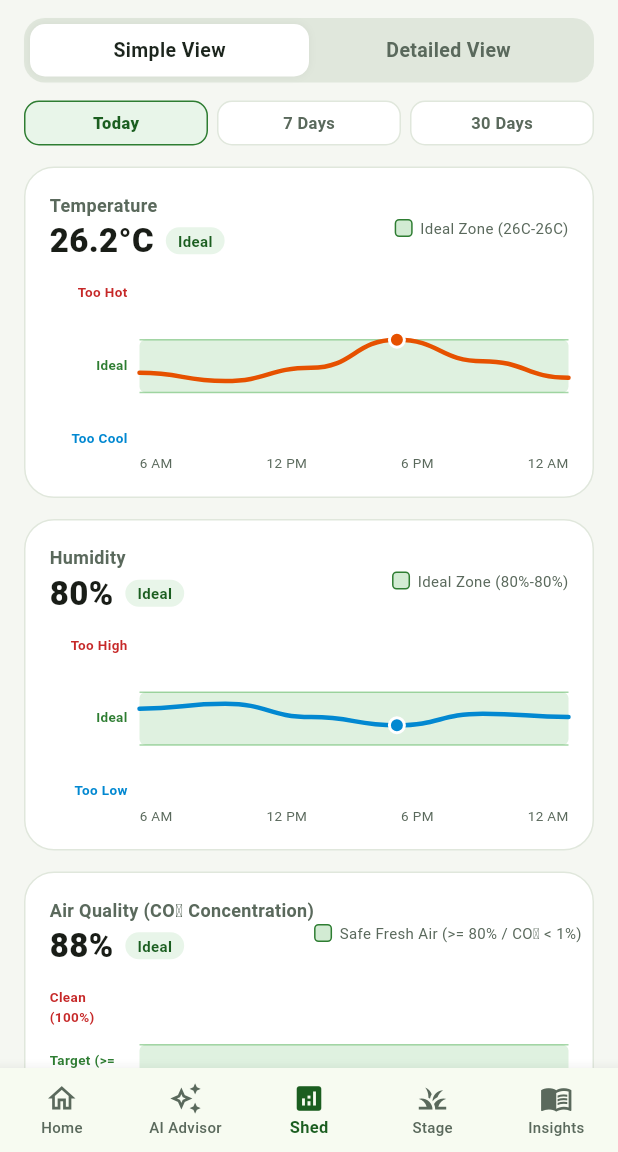
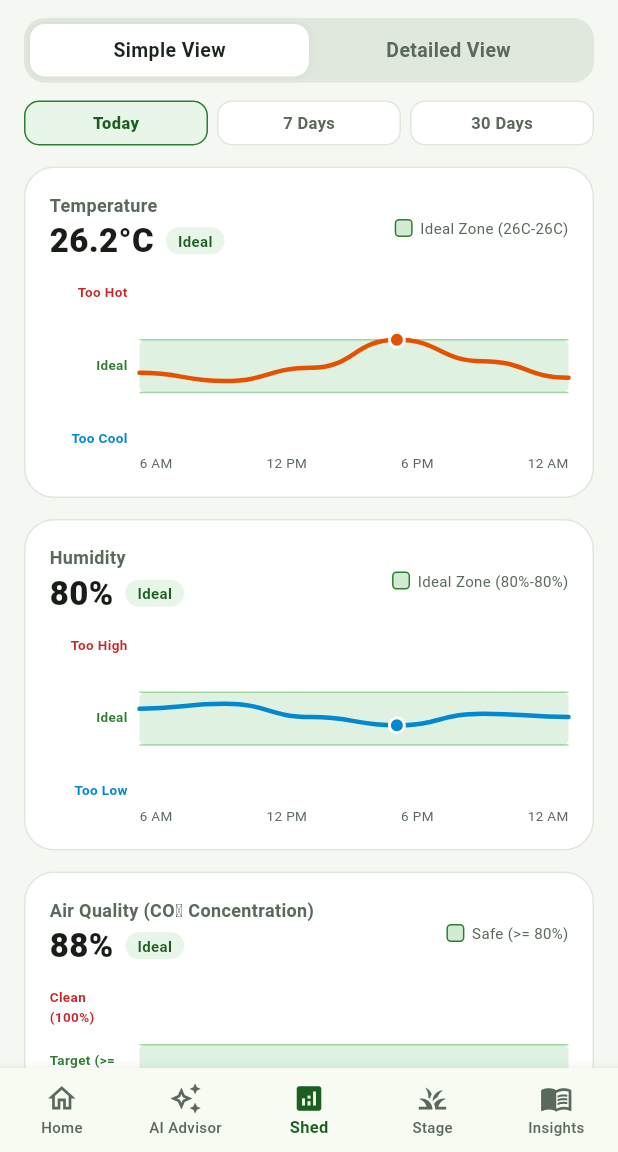
Before and after one commit to harshith1432/setu, a Flutter app: the MainNavigationShell screen opened directly, item 3 of the bottom bar chosen, on a phone screen of 412 x 824 dp, the part 84-1236 px from its top. Run offline on Flutter 3.47's test engine with Material 3 defaults, Android fonts, the phone set to English and light mode, and no system bars; our stand-ins replace firebase_auth, firebase_core, flutter_secure_storage, geolocator, google_sign_in, shared_preferences; accounts and stored records are empty; network calls fail.

Commit message:
fix(mobile): resolve layout constraint in equipment row and chart legend overflow

```diff
--- a/mobile/lib/screens/environment_screen.dart
+++ b/mobile/lib/screens/environment_screen.dart
@@ -137,7 +137,7 @@ class _EnvironmentScreenState extends State<EnvironmentScreen> {
           VisualComfortChart(
             title: 'Air Quality (CO₂ Concentration)',
             currentVal: '${shed.indoorAirQuality.toInt()}%',
-            idealZoneText: 'Safe Fresh Air (>= 80% / CO₂ < 1%)',
+            idealZoneText: 'Safe (>= 80%)',
             topLabel: 'Clean (100%)',
             midLabel: 'Target (>= 80%)',
             bottomLabel: 'Stale / Fan ON',
@@ -150,7 +150,7 @@ class _EnvironmentScreenState extends State<EnvironmentScreen> {
           VisualComfortChart(
             title: 'Light Intensity (Lux)',
             currentVal: '${shed.indoorLightLux.toInt()} Lux',
-            idealZoneText: 'Research Photoperiod (15–30 Lux)',
+            idealZoneText: 'Ideal (15–30 Lux)',
             topLabel: 'Bright (> 40)',
             midLabel: 'Ideal (15–30)',
             bottomLabel: 'Dark (< 10)',
--- a/mobile/lib/widgets/visual_comfort_chart.dart
+++ b/mobile/lib/widgets/visual_comfort_chart.dart
@@ -66,7 +66,10 @@ class VisualComfortChart extends StatelessWidget {
                   ),
                 ],
               ),
-              Row(
+              const SizedBox(width: 8),
+              Flexible(
+                child: Row(
+                  mainAxisSize: MainAxisSize.min,
                   children: [
                     Container(
                       width: 12,
@@ -78,11 +81,15 @@ class VisualComfortChart extends StatelessWidget {
                       ),
                     ),
                     const SizedBox(width: 5),
-                  Text(
+                    Flexible(
+                      child: Text(
                         idealZoneText,
                         style: const TextStyle(fontSize: 10, color: Color(0xFF5A695C)),
+                        overflow: TextOverflow.ellipsis,
+                      ),
                     ),
                   ],
+                ),
               ),
             ],
           ),
```
Also changed, not shown: mobile/lib/screens/home_screen.dart (+5 -4 lines). Lines whose indentation alone changed are shown as unchanged.
